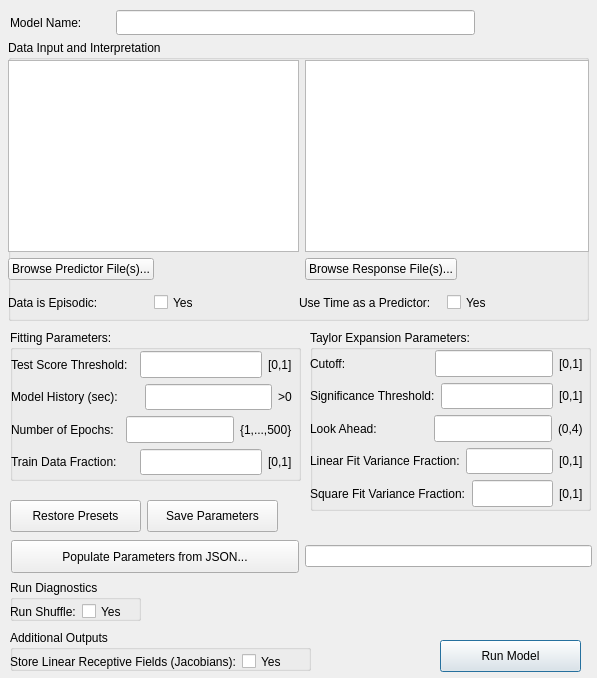
This is neuro_mine/ui/mine_train.ui in matovic5/neuro_mine as Qt 5 draws it before an edit. The edited form follows.
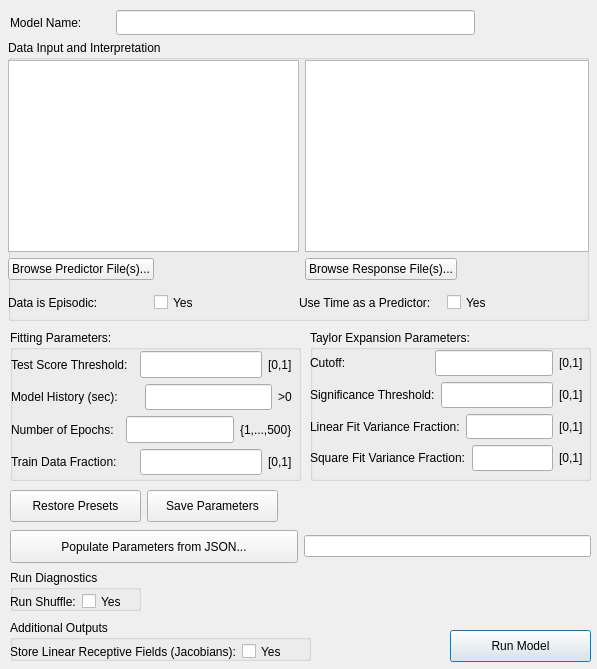
This is the edited form. Icons and pictures are not drawn.

Commit message: Updated GUI to remove Taylor Look Ahead (LineEdit_4)

Diff of the .ui file:
```diff
--- a/neuro_mine/ui/mine_train.ui
+++ b/neuro_mine/ui/mine_train.ui
@@ -7,7 +7,7 @@
     <x>0</x>
     <y>0</y>
     <width>597</width>
-    <height>678</height>
+    <height>669</height>
    </rect>
   </property>
   <property name="sizePolicy">
@@ -27,8 +27,8 @@
   <widget class="QPushButton" name="pushButton">
    <property name="geometry">
     <rect>
-     <x>440</x>
-     <y>640</y>
+     <x>450</x>
+     <y>630</y>
      <width>141</width>
      <height>32</height>
     </rect>
@@ -420,7 +420,7 @@
      <x>310</x>
      <y>330</y>
      <width>281</width>
-     <height>181</height>
+     <height>151</height>
     </rect>
    </property>
    <property name="title">
@@ -432,7 +432,7 @@
       <x>0</x>
       <y>20</y>
       <width>273</width>
-      <height>157</height>
+      <height>121</height>
      </rect>
     </property>
     <layout class="QVBoxLayout" name="verticalLayout">
@@ -516,46 +516,6 @@
        </item>
       </layout>
      </item>
-     <item>
-      <layout class="QHBoxLayout" name="horizontalLayout_3">
-       <item>
-        <widget class="QLabel" name="label_10">
-         <property name="sizePolicy">
-          <sizepolicy hsizetype="Expanding" vsizetype="Expanding">
-           <horstretch>0</horstretch>
-           <verstretch>0</verstretch>
-          </sizepolicy>
-         </property>
-         <property name="text">
-          <string>Look Ahead:</string>
-         </property>
-        </widget>
-       </item>
-       <item>
-        <widget class="QLineEdit" name="lineEdit_4">
-         <property name="sizePolicy">
-          <sizepolicy hsizetype="Expanding" vsizetype="Expanding">
-           <horstretch>0</horstretch>
-           <verstretch>0</verstretch>
-          </sizepolicy>
-         </property>
-         <property name="minimumSize">
-          <size>
-           <width>50</width>
-           <height>0</height>
-          </size>
-         </property>
-        </widget>
-       </item>
-       <item>
-        <widget class="QLabel" name="label_22">
-         <property name="text">
-          <string>(0,4)</string>
-         </property>
-        </widget>
-       </item>
-      </layout>
-     </item>
      <item>
       <layout class="QHBoxLayout" name="horizontalLayout_4">
        <item>
@@ -643,7 +603,7 @@
    <property name="geometry">
     <rect>
      <x>10</x>
-     <y>580</y>
+     <y>570</y>
      <width>131</width>
      <height>41</height>
     </rect>
@@ -694,7 +654,7 @@
    <property name="geometry">
     <rect>
      <x>10</x>
-     <y>630</y>
+     <y>620</y>
      <width>301</width>
      <height>41</height>
     </rect>
@@ -745,7 +705,7 @@
    <property name="geometry">
     <rect>
      <x>10</x>
-     <y>500</y>
+     <y>490</y>
      <width>268</width>
      <height>32</height>
     </rect>
@@ -839,11 +799,11 @@
     </item>
    </layout>
   </widget>
-  <widget class="QWidget" name="">
+  <widget class="QWidget" name="layoutWidget">
    <property name="geometry">
     <rect>
-     <x>11</x>
-     <y>540</y>
+     <x>10</x>
+     <y>530</y>
      <width>581</width>
      <height>33</height>
     </rect>
```
The commit also changes 1 other file.
